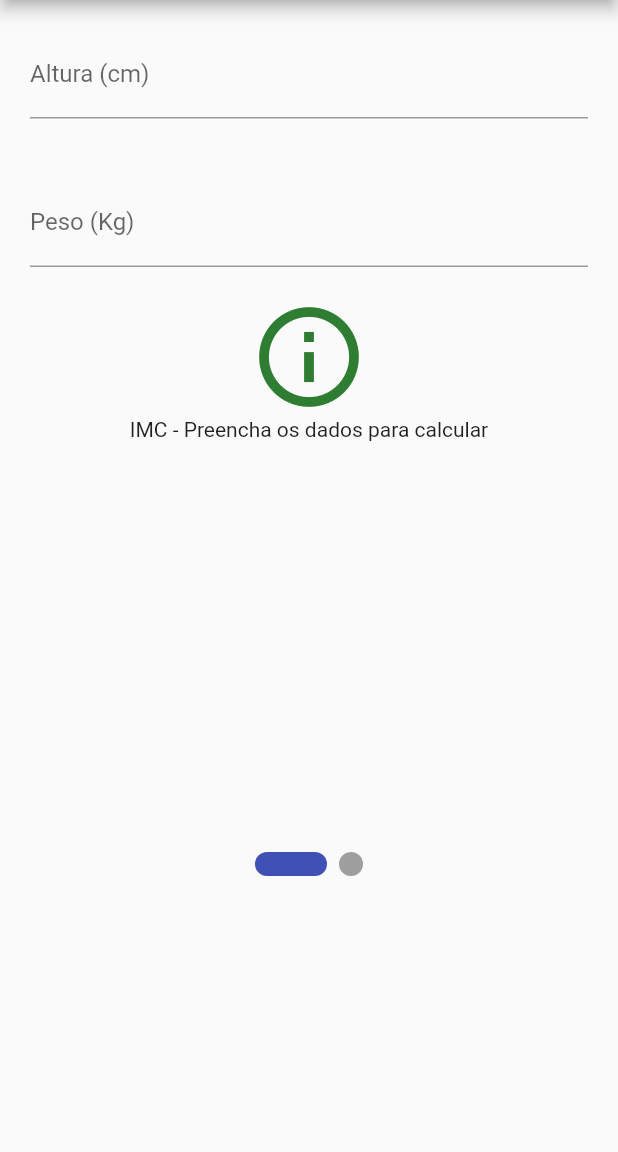
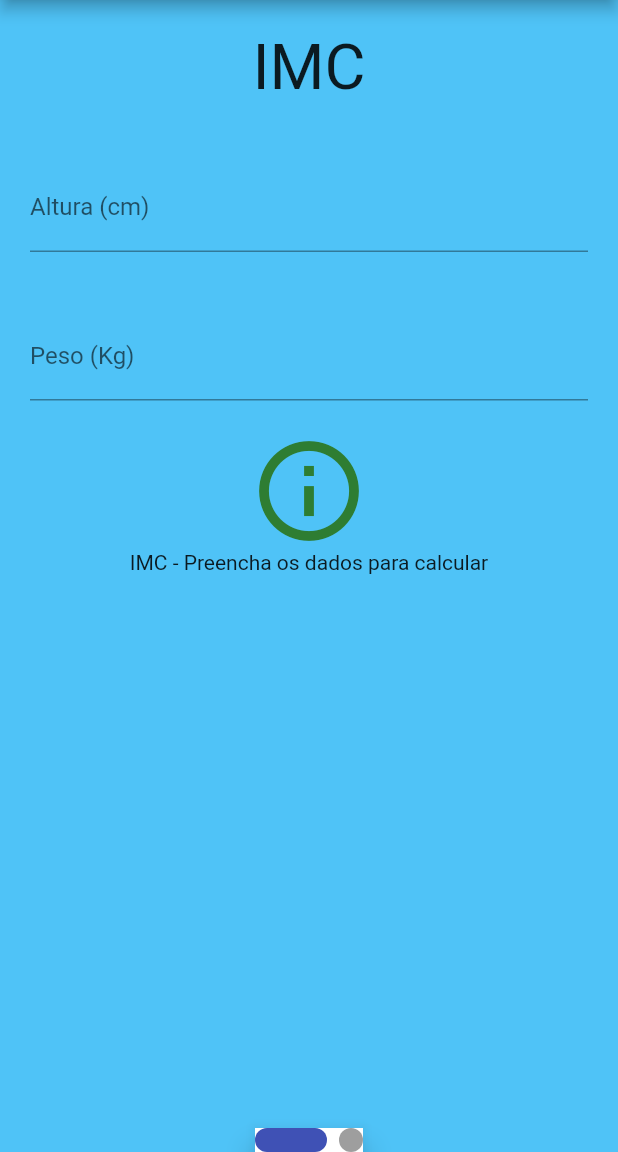
Before and after one commit to Hu3diger/dart-hmc, a Flutter app: the screen it shows after launch, on a phone screen of 412 x 824 dp, the part 84-1236 px from its top. Run offline on Flutter 3.47's test engine with Material 2 defaults, Android fonts, the phone set to English and light mode, and no system bars; drawn by our look-alikes of smooth_page_indicator; our stand-ins replace flutter_masked_text.

Commit message:
Feat: add backgroud color

```diff
--- a/lib/ui/android/pages/home.pages.dart
+++ b/lib/ui/android/pages/home.pages.dart
@@ -30,12 +30,14 @@ class _HomePageState extends State<HomePage> {
       bloc.calculate();
     });
   }
+
   bool isOn = false;
 
   @override
   Widget build(BuildContext context) {
     ThemeChanger _themeChanger = Provider.of<ThemeChanger>(context);
-    return Scaffold(
+    return Container(
+      child: Scaffold(
         resizeToAvoidBottomPadding: false,
         appBar: AppBar(
           backgroundColor: Colors.tealAccent[200],
@@ -76,25 +78,21 @@ class _HomePageState extends State<HomePage> {
               child: PageView(
                 controller: pageController,
                 children: <Widget>[
-                IMCWidget(
-                  key: _keyIMC,
-                  notifyParent: _refreshIMC
-                ),
-                IACWidget(
-                  key: _keyIAC,
-                  notifyParent: _refreshIAC
-                )
+                  IMCWidget(key: _keyIMC, notifyParent: _refreshIMC),
+                  IACWidget(key: _keyIAC, notifyParent: _refreshIAC)
                 ],
               ),
             ),
-          Expanded(
+            BottomAppBar(
+              child: Expanded(
                   child: SmoothPageIndicator(
                       controller: pageController,
                       count: 2,
-              effect: ExpandingDotsEffect()
-            )
-          )
+                      effect: ExpandingDotsEffect())),
+            ),
           ],
+        ),
+        backgroundColor: Colors.lightBlue[300],
       ),
     );
   }
--- a/lib/ui/android/widgets/imc.widget.dart
+++ b/lib/ui/android/widgets/imc.widget.dart
@@ -24,6 +24,15 @@ class IMCWidgetState extends State<IMCWidget> {
   Widget build(BuildContext context) {
     return Column(
       children: <Widget>[
+        Padding(
+          padding: EdgeInsets.all(20),
+          child:
+          Text(
+            "IMC",
+            textScaleFactor: 3,
+            textAlign: TextAlign.center
+          ),
+        ),
         Padding(
           padding: EdgeInsets.all(20),
           child: TextFormField(
```
Also changed, not shown: lib/ui/android/widgets/iac.widget.dart (+9 -0 lines). Lines whose indentation alone changed are shown as unchanged.
